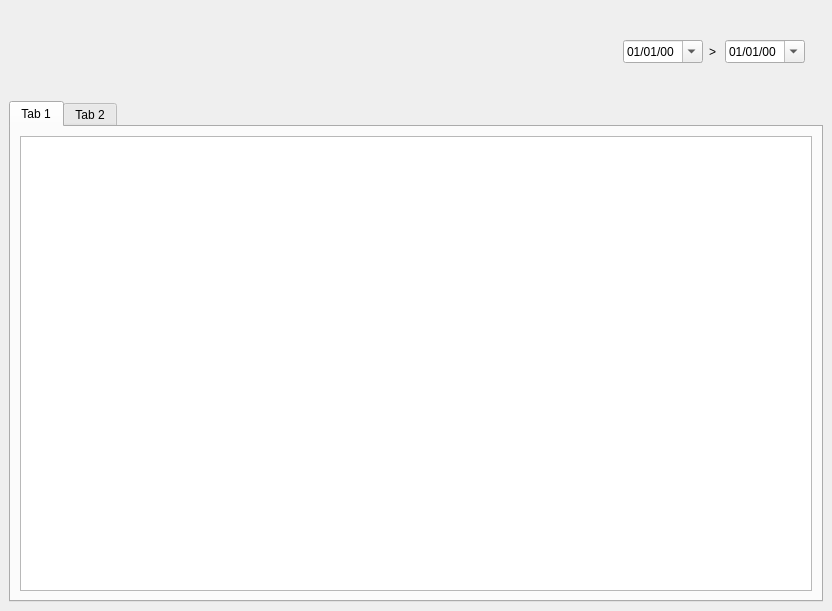
First picture: the form in tgrp/mainwindow.ui, repository WANDEX/attila, before the edit.
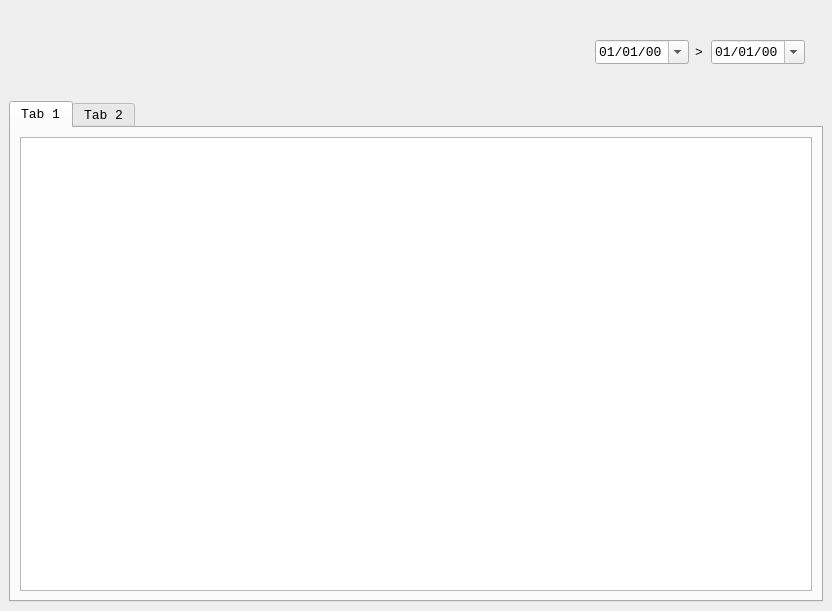
Second picture: the form after the edit.

Commit message: [mainwindow.ui] monospace font by default

The edit to the form file:
```diff
--- a/tgrp/mainwindow.ui
+++ b/tgrp/mainwindow.ui
@@ -10,6 +10,12 @@
     <height>611</height>
    </rect>
   </property>
+  <property name="font">
+   <font>
+    <family>Monospace</family>
+    <pointsize>10</pointsize>
+   </font>
+  </property>
   <property name="windowTitle">
    <string>MainWindow</string>
   </property>
@@ -92,7 +98,7 @@
             <x>0</x>
             <y>0</y>
             <width>200</width>
-            <height>54</height>
+            <height>68</height>
            </rect>
           </property>
           <property name="sizePolicy">
@@ -108,7 +114,7 @@
            </size>
           </property>
           <property name="autoFillBackground">
-           <bool>false</bool>
+           <bool>true</bool>
           </property>
           <layout class="QHBoxLayout" name="horizontalLayout">
            <item>
```
Left out of the diff: 28 changed lines with no effect on the pictures.
